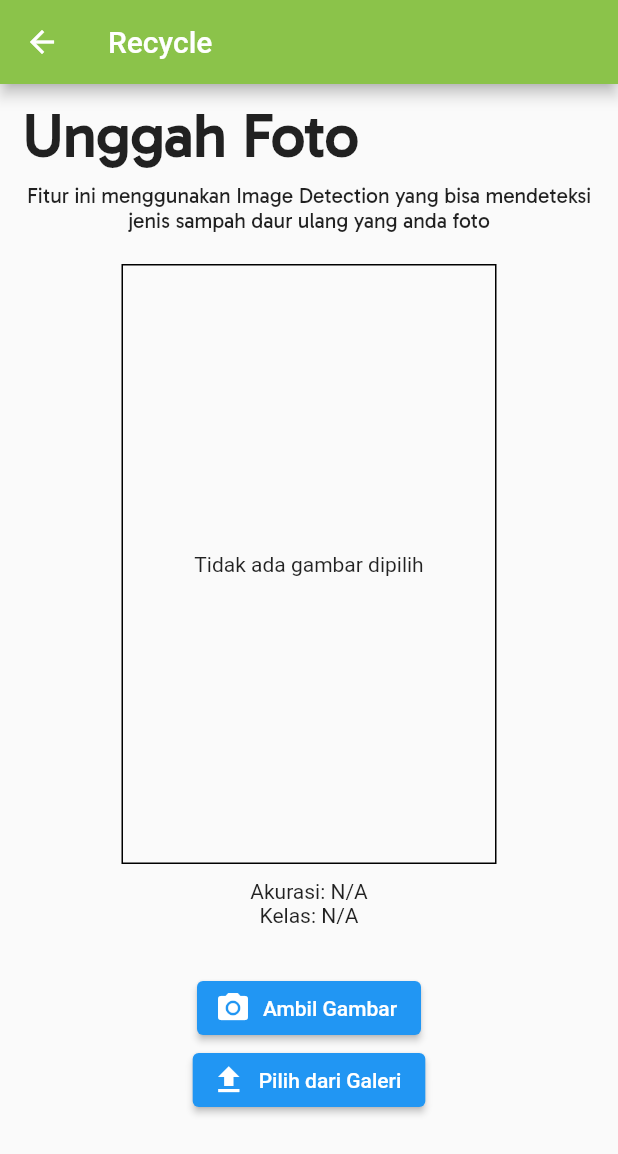
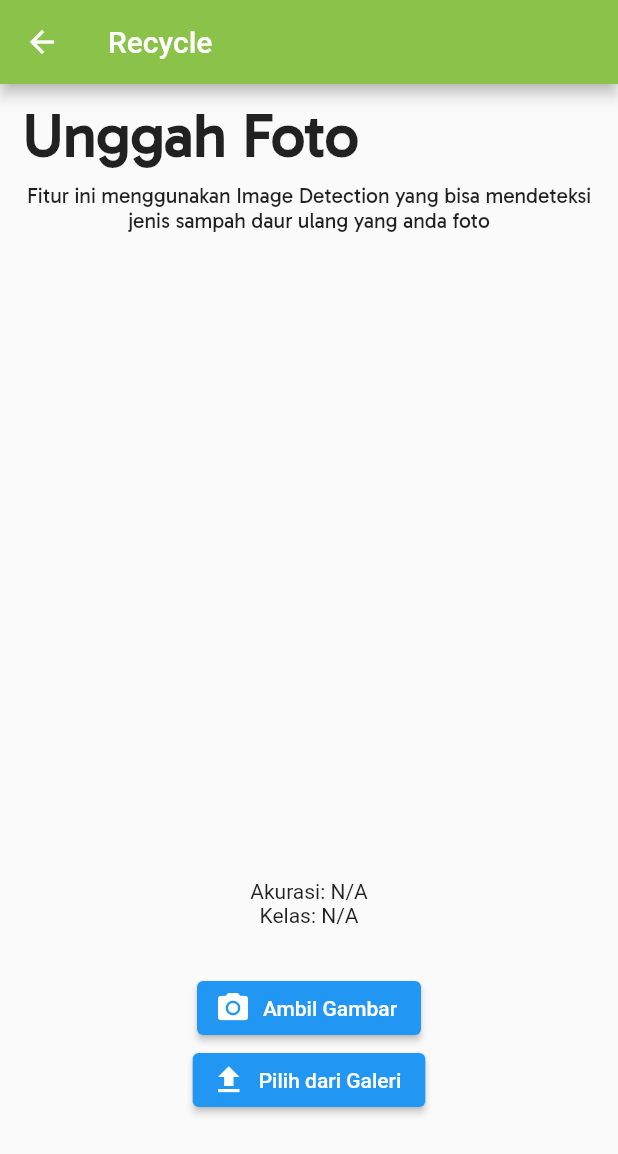
Before and after one commit to faishalyb/flutter_final_submission, a Flutter app: the Recycle_Screen screen opened directly, on a phone screen of 412 x 824 dp. Shown: the top 1154 px of the screen. Run offline on Flutter 3.47's test engine with Material 2 defaults, Android fonts, the phone set to English and light mode, and no system bars; our stand-ins replace camera, flutter_dotenv, flutter_easyloading, flutter_svg, fluttertoast, image_picker and 2 more; accounts and stored records are empty; project files that could hold a hidden picture were left out.

Commit message:
fix without pict retrieve

```diff
--- a/lib/dashboard/recyle_screen.dart
+++ b/lib/dashboard/recyle_screen.dart
@@ -16,9 +16,6 @@ class Recycle_Screen extends StatefulWidget {
 
 class _Recycle_ScreenState extends State<Recycle_Screen> {
   final MLService mlService = MLService();
-  File? _selectedImage;
-
-
   Map<String, dynamic>? detectionResult;
 
 
@@ -89,17 +86,17 @@ class _Recycle_ScreenState extends State<Recycle_Screen> {
                     Text(
                       'Unggah Foto',  // Replace with the actual user's name
                       style: TextStyle(
-                        fontSize: 40,
-                        fontWeight: FontWeight.bold,
-                        fontFamily: "Gabarito"
+                          fontSize: 40,
+                          fontWeight: FontWeight.bold,
+                          fontFamily: "Gabarito"
                       ),
                     ),
                     SizedBox(height: 8),
                     Text(
                       'Fitur ini menggunakan Image Detection yang bisa mendeteksi jenis sampah daur ulang yang anda foto',  // Replace with the actual user's name
                       style: TextStyle(
-                        fontSize: 14,
-                        fontFamily: "Gabarito"
+                          fontSize: 14,
+                          fontFamily: "Gabarito"
                       ),
                       textAlign: TextAlign.center,
                     ),
@@ -112,11 +109,8 @@ class _Recycle_ScreenState extends State<Recycle_Screen> {
                             width: 250,
                             height: 400,
                             decoration: BoxDecoration(
-                              border: Border.all(color: Colors.black),
+
                             ),
-                            child: _selectedImage != null
-                                ? Image.file(_selectedImage!, fit: BoxFit.cover)
-                                : Center(child: Text('Tidak ada gambar dipilih')),
                           ),
                           SizedBox(height: 10),
                           Text('Akurasi: ${detectionResult?['accuracy'] ?? 'N/A'}'),
```
